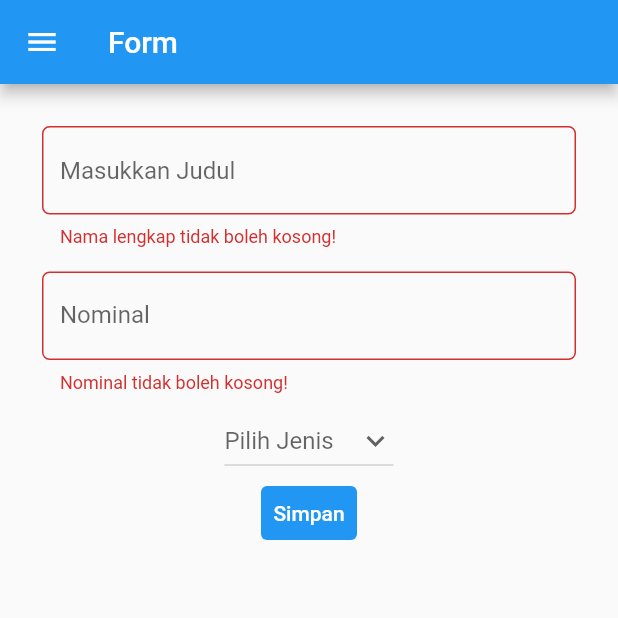
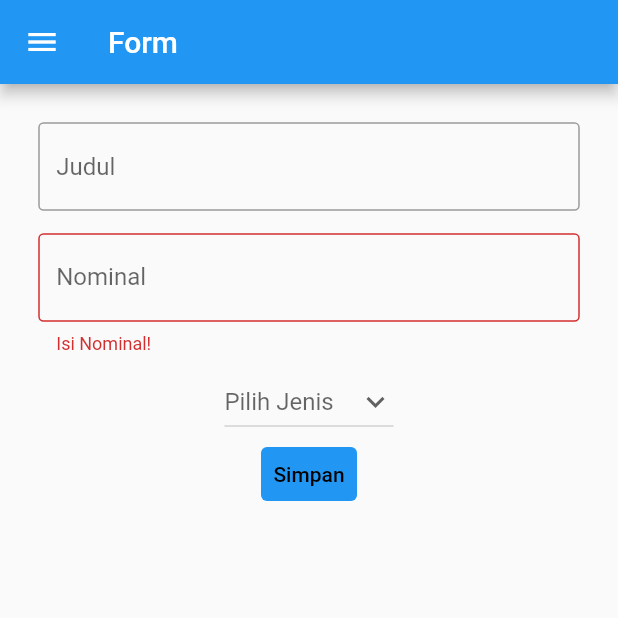
Before and after one commit to AlifioFathanHaryanto/pbp-flutter-lab, a Flutter app: the FormPage screen opened directly, after a tap on "Simpan", on a phone screen of 412 x 824 dp, the top half of it. Run offline on Flutter 3.47's test engine with Material 2 defaults, Android fonts, the phone set to English and light mode, and no system bars.

Commit message:
Perubahan tugas 8 Alifio

```diff
--- a/counter_7/lib/appearData.dart
+++ b/counter_7/lib/appearData.dart
@@ -68,13 +68,13 @@ class _DataPageState extends State<DataPage> {
               children: [
                 for (var data in arrData)
                   Padding(
-                    padding: const EdgeInsets.all(3.0),
+                    padding: const EdgeInsets.all(3.5),
                     child: Container(
                       child: ListTile(
                         tileColor: Color.fromARGB(255, 255, 255, 255),
                         shape: RoundedRectangleBorder(
                           side: BorderSide(width: 0.2),
-                          borderRadius: BorderRadius.circular(3),
+                          borderRadius: BorderRadius.circular(2),
                         ),
                         title: Text(data.pilihJenis.toString(),
                             style: TextStyle(fontSize: 22)),
--- a/counter_7/lib/form.dart
+++ b/counter_7/lib/form.dart
@@ -27,14 +27,13 @@ class _FormPageState extends State<FormPage> {
       drawer: Drawer(
         child: Column(
           children: [
-            // Menambahkan clickable menu
             ListTile(
               title: const Text('Counter'),
               onTap: () {
-                // Route menu ke halaman utama
                 Navigator.pushReplacement(
                   context,
-                  MaterialPageRoute(builder: (context) => const MyHomePage()),
+                  MaterialPageRoute(
+                      builder: (context) => const MyHomePage()), //halaman utama
                 );
               },
             ),
@@ -44,7 +43,8 @@ class _FormPageState extends State<FormPage> {
                 // Route menu ke halaman form
                 Navigator.pushReplacement(
                   context,
-                  MaterialPageRoute(builder: (context) => const FormPage()),
+                  MaterialPageRoute(
+                      builder: (context) => const FormPage()), //halaman form
                 );
               },
             ),
@@ -65,68 +65,52 @@ class _FormPageState extends State<FormPage> {
         key: _formKey,
         child: SingleChildScrollView(
           child: Container(
-            padding: const EdgeInsets.all(20.0),
+            padding: const EdgeInsets.all(18.0),
             child: Column(
               children: [
                 Padding(
-                  // Menggunakan padding sebesar 8 pixels
-                  padding: const EdgeInsets.all(8.0),
+                  padding: const EdgeInsets.all(7.5),
                   child: TextFormField(
                     decoration: InputDecoration(
-                      hintText: "Masukkan Judul",
-                      // Menambahkan circular border agar lebih rapi
+                      hintText: "Judul",
                       border: OutlineInputBorder(
-                        borderRadius: BorderRadius.circular(5.0),
+                        borderRadius: BorderRadius.circular(3.5),
                       ),
                     ),
-                    // Menambahkan behavior saat nama diketik
                     onChanged: (String? value) {
                       setState(() {
                         _titleItem = value!;
                       });
                     },
-                    // Menambahkan behavior saat data disimpan
                     onSaved: (String? value) {
                       setState(() {
                         _titleItem = value!;
                       });
                     },
-                    // Validator sebagai validasi form
-                    validator: (String? value) {
-                      if (value == null || value.isEmpty) {
-                        return 'Nama lengkap tidak boleh kosong!';
-                      }
-                      return null;
-                    },
                   ),
                 ),
                 Padding(
-                  // Menggunakan padding sebesar 8 pixels
-                  padding: const EdgeInsets.all(8.0),
+                  padding: const EdgeInsets.all(7.5),
                   child: TextFormField(
                     decoration: InputDecoration(
                       labelText: "Nominal",
-                      // Menambahkan circular border agar lebih rapi
                       border: OutlineInputBorder(
-                        borderRadius: BorderRadius.circular(5.0),
+                        borderRadius: BorderRadius.circular(3.5),
                       ),
                     ),
-                    // Menambahkan behavior saat nama diketik
                     onChanged: (String? value) {
                       setState(() {
                         _nominalItem = int.parse(value!);
                       });
                     },
-                    // Menambahkan behavior saat data disimpan
                     onSaved: (String? value) {
                       setState(() {
                         _nominalItem = int.parse(value!);
                       });
                     },
-                    // Validator sebagai validasi form
                     validator: (String? value) {
                       if (value == null || value.isEmpty) {
-                        return 'Nominal tidak boleh kosong!';
+                        return 'Isi Nominal!';
                       }
                       return null;
                     },
@@ -151,7 +135,7 @@ class _FormPageState extends State<FormPage> {
                 TextButton(
                   child: const Text(
                     "Simpan",
-                    style: TextStyle(color: Colors.white),
+                    style: TextStyle(color: Colors.black),
                   ),
                   style: ButtonStyle(
                     backgroundColor: MaterialStateProperty.all(Colors.blue),
@@ -178,16 +162,15 @@ class _FormPageState extends State<FormPage> {
                               child: Container(
                                 child: ListView(
                                   padding: const EdgeInsets.only(
-                                      top: 20, bottom: 20),
+                                      top: 18, bottom: 18),
                                   shrinkWrap: true,
                                   children: <Widget>[
                                     Center(
                                         child: const Text(
-                                            'Jenis Kegiatan Belum Dipilih' +
-                                                '\n',
+                                            'Pilih Jenis Kegiatan !' + '\n',
                                             style: TextStyle(
-                                                fontWeight: FontWeight.bold,
-                                                fontSize: 20))),
+                                                fontWeight: FontWeight.normal,
+                                                fontSize: 18))),
                                     TextButton(
                                       onPressed: () {
                                         Navigator.pop(context);
```
